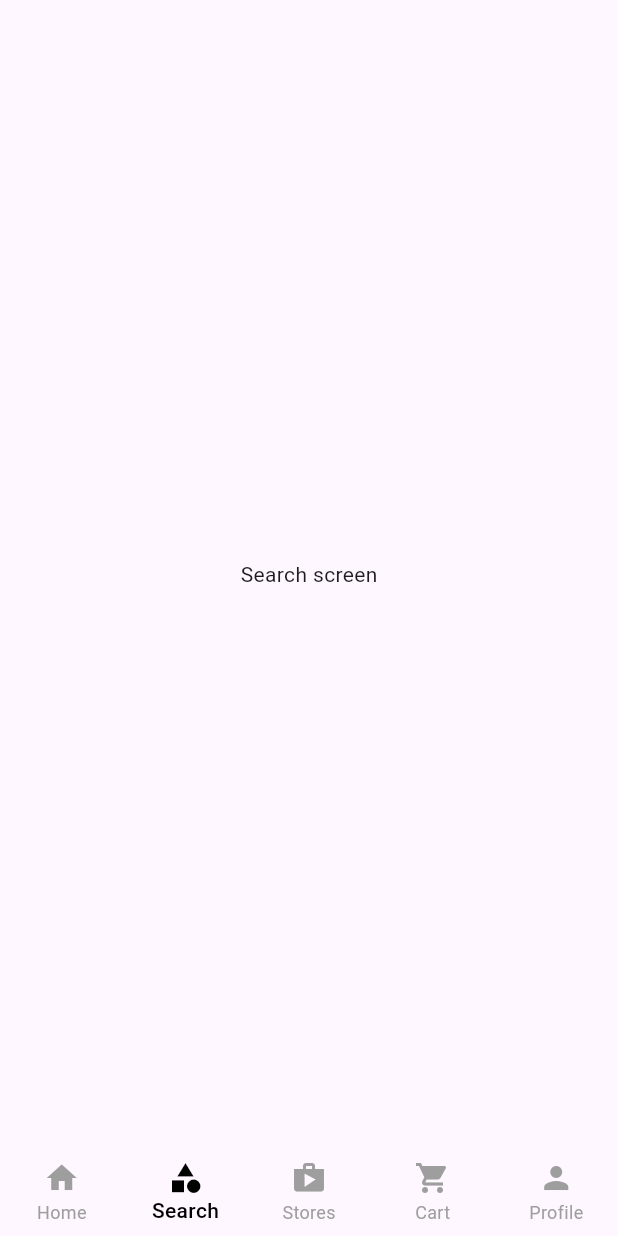
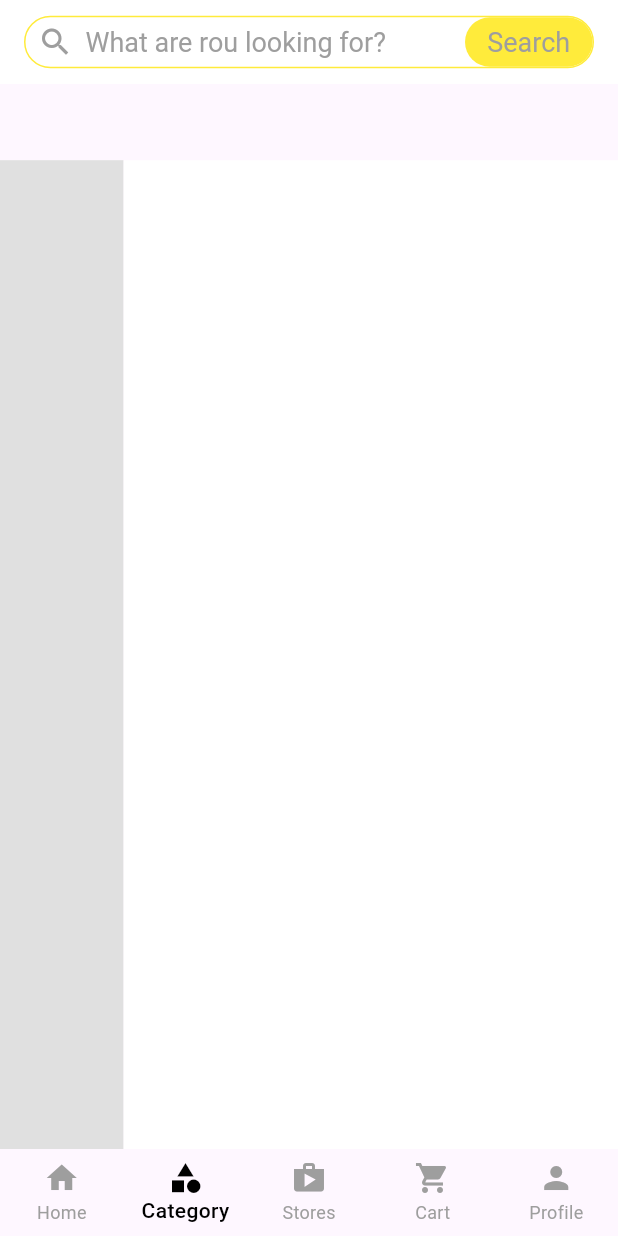
Before and after one commit to rddeveloper2019/multi_s, a Flutter app: the screen it shows after launch, item 2 of the bottom bar chosen, on a phone screen of 412 x 824 dp. Run offline on Flutter 3.47's test engine with Material 3 defaults, Android fonts, the light colour scheme and no system bars.

Commit message:
category screen

```diff
--- /dev/null
+++ b/lib/main_screens/category_screen.dart
@@ -0,0 +1,56 @@
+import 'package:flutter/material.dart';
+import 'package:multi_s/widgets/fake_search_bar.dart';
+
+class CategoryScreen extends StatelessWidget {
+  const CategoryScreen({super.key});
+
+  @override
+  Widget build(BuildContext context) {
+    return Scaffold(
+      appBar: AppBar(
+        backgroundColor: Colors.white,
+        elevation: 0,
+        title: const FakeSearchBar(),
+      ),
+
+      body: const Stack(children: [SideNavigator(), CategoryView()]),
+    );
+  }
+}
+
+class SideNavigator extends StatelessWidget {
+  const SideNavigator({super.key});
+
+  @override
+  Widget build(BuildContext context) {
+    final size = MediaQuery.of(context).size;
+
+    return Positioned(
+      bottom: 0,
+      left: 0,
+      child: Container(
+        height: size.height * 0.8,
+        width: size.width * 0.2,
+        color: Colors.grey.shade300,
+      ),
+    );
+  }
+}
+
+class CategoryView extends StatelessWidget {
+  const CategoryView({super.key});
+
+  @override
+  Widget build(BuildContext context) {
+    final size = MediaQuery.of(context).size;
+    return Positioned(
+      bottom: 0,
+      right: 0,
+      child: Container(
+        height: size.height * 0.8,
+        width: size.width * 0.8,
+        color: Colors.white,
+      ),
+    );
+  }
+}
--- a/lib/main_screens/customer_home.dart
+++ b/lib/main_screens/customer_home.dart
@@ -1,4 +1,5 @@
 import 'package:flutter/material.dart';
+import 'package:multi_s/main_screens/category_screen.dart';
 import 'package:multi_s/main_screens/home.dart';
 
 class CustomerHome extends StatefulWidget {
@@ -13,7 +14,7 @@ class _CustomerHomeState extends State<CustomerHome> {
 
   List<Widget> screens = [
     const Home(),
-    const Center(child: Text('Search screen')),
+    const CategoryScreen(),
     const Center(child: Text('Stores screen')),
     const Center(child: Text('Cart screen')),
     const Center(child: Text('Profile screen')),
@@ -30,7 +31,10 @@ class _CustomerHomeState extends State<CustomerHome> {
         type: BottomNavigationBarType.fixed,
         items: const [
           BottomNavigationBarItem(icon: Icon(Icons.home), label: 'Home'),
-          BottomNavigationBarItem(icon: Icon(Icons.category), label: 'Search'),
+          BottomNavigationBarItem(
+            icon: Icon(Icons.category),
+            label: 'Category',
+          ),
           BottomNavigationBarItem(icon: Icon(Icons.shop), label: 'Stores'),
           BottomNavigationBarItem(
             icon: Icon(Icons.shopping_cart),
--- a/lib/main_screens/home.dart
+++ b/lib/main_screens/home.dart
@@ -1,5 +1,6 @@
 import 'package:flutter/material.dart';
 import 'package:multi_s/minor_screens/search_screen.dart';
+import 'package:multi_s/widgets/fake_search_bar.dart';
 
 class Home extends StatefulWidget {
   const Home({super.key});
@@ -16,56 +17,7 @@ class _HomeState extends State<Home> {
       child: Scaffold(
         appBar: AppBar(
           backgroundColor: Colors.white,
-          title: InkWell(
-            onTap: () {
-              Navigator.of(context).push(
-                MaterialPageRoute(
-                  builder: (context) {
-                    return const SearchScreen();
-                  },
-                ),
-              );
-            },
-            child: Container(
-              height: 35,
-              decoration: BoxDecoration(
-                borderRadius: BorderRadius.circular(25),
-                border: Border.all(color: Colors.yellow),
-              ),
-              child: Row(
-                mainAxisAlignment: MainAxisAlignment.spaceBetween,
-                children: [
-                  const Row(
-                    children: [
-                      Padding(
-                        padding: const EdgeInsets.symmetric(horizontal: 8),
-                        child: Icon(Icons.search, color: Colors.grey),
-                      ),
-                      Text(
-                        'What are rou looking for?',
-                        style: TextStyle(color: Colors.grey, fontSize: 18),
-                      ),
-                    ],
-                  ),
-
-                  Container(
-                    height: 35,
-                    width: 85,
-                    decoration: BoxDecoration(
-                      color: Colors.yellow,
-                      borderRadius: BorderRadius.circular(25),
-                    ),
-                    child: const Center(
-                      child: Text(
-                        'Search',
-                        style: TextStyle(color: Colors.grey, fontSize: 18),
-                      ),
-                    ),
-                  ),
-                ],
-              ),
-            ),
-          ),
+          title: const FakeSearchBar(),
           bottom: const TabBar(
             isScrollable: true,
             dividerColor: Colors.transparent,
--- /dev/null
+++ b/lib/widgets/fake_search_bar.dart
@@ -0,0 +1,60 @@
+import 'package:flutter/material.dart';
+import 'package:multi_s/minor_screens/search_screen.dart';
+
+class FakeSearchBar extends StatelessWidget {
+  const FakeSearchBar({super.key});
+
+  @override
+  Widget build(BuildContext context) {
+    return InkWell(
+      onTap: () {
+        Navigator.of(context).push(
+          MaterialPageRoute(
+            builder: (context) {
+              return const SearchScreen();
+            },
+          ),
+        );
+      },
+      child: Container(
+        height: 35,
+        decoration: BoxDecoration(
+          borderRadius: BorderRadius.circular(25),
+          border: Border.all(color: Colors.yellow),
+        ),
+        child: Row(
+          mainAxisAlignment: MainAxisAlignment.spaceBetween,
+          children: [
+            const Row(
+              children: [
+                Padding(
+                  padding: const EdgeInsets.symmetric(horizontal: 8),
+                  child: Icon(Icons.search, color: Colors.grey),
+                ),
+                Text(
+                  'What are rou looking for?',
+                  style: TextStyle(color: Colors.grey, fontSize: 18),
+                ),
+              ],
+            ),
+
+            Container(
+              height: 35,
+              width: 85,
+              decoration: BoxDecoration(
+                color: Colors.yellow,
+                borderRadius: BorderRadius.circular(25),
+              ),
+              child: const Center(
+                child: Text(
+                  'Search',
+                  style: TextStyle(color: Colors.grey, fontSize: 18),
+                ),
+              ),
+            ),
+          ],
+        ),
+      ),
+    );
+  }
+}
```
